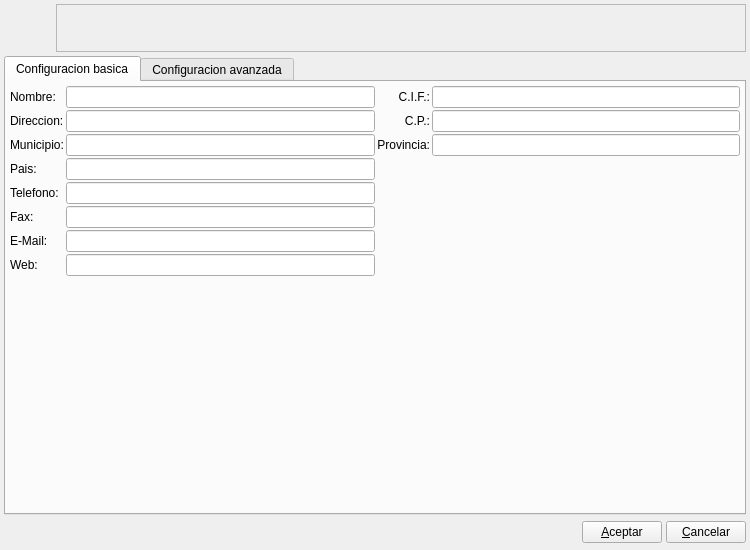
First picture: the form in bulmages/bulmafact/src/bfconfiguracionbase.ui, repository eboladev/Bulmages-1, before the edit.
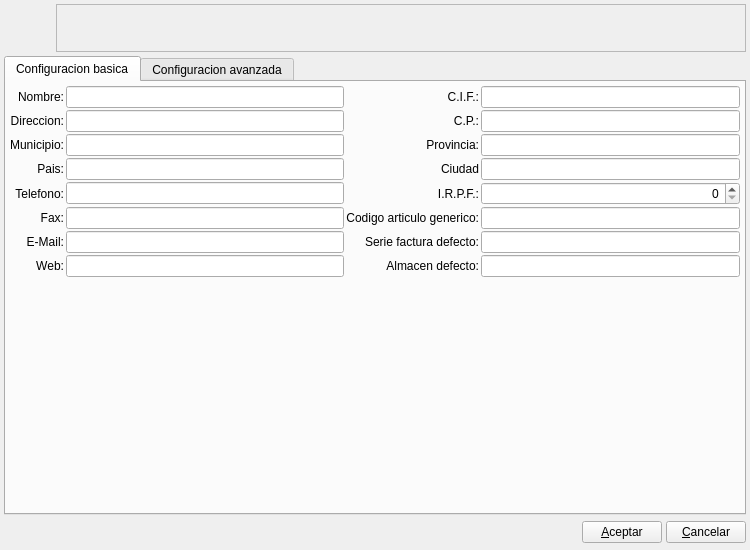
Second picture: the form after the edit. Icons and pictures are not drawn. Custom widgets are drawn as their Qt base class.

Diff of the .ui file:
```diff
--- a/bulmages/bulmafact/src/bfconfiguracionbase.ui
+++ b/bulmages/bulmafact/src/bfconfiguracionbase.ui
@@ -143,15 +143,18 @@
          <property name="text">
           <string>Nombre:</string>
          </property>
+         <property name="alignment">
+          <set>Qt::AlignRight|Qt::AlignTrailing|Qt::AlignVCenter</set>
+         </property>
          <property name="buddy">
           <cstring>m_nombre</cstring>
          </property>
         </widget>
        </item>
-       <item row="0" column="1">
-        <widget class="QLineEdit" name="m_nombre"/>
-       </item>
        <item row="0" column="2">
+        <widget class="QLineEdit" name="m_nombre"/>
+       </item>
+       <item row="0" column="3">
         <widget class="QLabel" name="label_4">
          <property name="text">
           <string>C.I.F.:</string>
@@ -164,7 +167,7 @@
          </property>
         </widget>
        </item>
-       <item row="0" column="3">
+       <item row="0" column="5">
         <widget class="QLineEdit" name="m_cif"/>
        </item>
        <item row="1" column="0">
@@ -172,15 +175,18 @@
          <property name="text">
           <string>Direccion:</string>
          </property>
+         <property name="alignment">
+          <set>Qt::AlignRight|Qt::AlignTrailing|Qt::AlignVCenter</set>
+         </property>
          <property name="buddy">
           <cstring>m_direccion</cstring>
          </property>
         </widget>
        </item>
-       <item row="1" column="1">
-        <widget class="QLineEdit" name="m_direccion"/>
-       </item>
        <item row="1" column="2">
+        <widget class="QLineEdit" name="m_direccion"/>
+       </item>
+       <item row="1" column="3">
         <widget class="QLabel" name="label_6">
          <property name="text">
           <string>C.P.:</string>
@@ -193,7 +199,7 @@
          </property>
         </widget>
        </item>
-       <item row="1" column="3">
+       <item row="1" column="5">
         <widget class="QLineEdit" name="m_cp"/>
        </item>
        <item row="2" column="0">
@@ -201,15 +207,18 @@
          <property name="text">
           <string>Municipio:</string>
          </property>
+         <property name="alignment">
+          <set>Qt::AlignRight|Qt::AlignTrailing|Qt::AlignVCenter</set>
+         </property>
          <property name="buddy">
           <cstring>m_municipio</cstring>
          </property>
         </widget>
        </item>
-       <item row="2" column="1">
-        <widget class="QLineEdit" name="m_municipio"/>
-       </item>
        <item row="2" column="2">
+        <widget class="QLineEdit" name="m_municipio"/>
+       </item>
+       <item row="2" column="3">
         <widget class="QLabel" name="label_10">
          <property name="text">
           <string>Provincia:</string>
@@ -222,99 +231,183 @@
          </property>
         </widget>
        </item>
-       <item row="2" column="3">
+       <item row="2" column="5">
         <widget class="QLineEdit" name="m_provincia"/>
        </item>
+       <item row="10" column="2" rowspan="6">
+        <spacer name="verticalSpacer_2">
+         <property name="orientation">
+          <enum>Qt::Vertical</enum>
+         </property>
+         <property name="sizeHint" stdset="0">
+          <size>
+           <width>278</width>
+           <height>66</height>
+          </size>
+         </property>
+        </spacer>
+       </item>
+       <item row="10" column="5" rowspan="6">
+        <spacer name="verticalSpacer">
+         <property name="orientation">
+          <enum>Qt::Vertical</enum>
+         </property>
+         <property name="sizeHint" stdset="0">
+          <size>
+           <width>20</width>
+           <height>208</height>
+          </size>
+         </property>
+        </spacer>
+       </item>
+       <item row="3" column="5">
+        <widget class="QLineEdit" name="m_ciudad"/>
+       </item>
+       <item row="3" column="3">
+        <widget class="QLabel" name="label_13">
+         <property name="text">
+          <string>Ciudad</string>
+         </property>
+         <property name="alignment">
+          <set>Qt::AlignRight|Qt::AlignTrailing|Qt::AlignVCenter</set>
+         </property>
+        </widget>
+       </item>
+       <item row="3" column="2">
+        <widget class="QLineEdit" name="m_pais"/>
+       </item>
        <item row="3" column="0">
         <widget class="QLabel" name="label_11">
          <property name="text">
           <string>Pais:</string>
          </property>
+         <property name="alignment">
+          <set>Qt::AlignRight|Qt::AlignTrailing|Qt::AlignVCenter</set>
+         </property>
          <property name="buddy">
           <cstring>m_pais</cstring>
          </property>
         </widget>
        </item>
-       <item row="3" column="1">
-        <widget class="QLineEdit" name="m_pais"/>
+       <item row="6" column="5">
+        <widget class="QLineEdit" name="m_codArticuloGenerico"/>
+       </item>
+       <item row="6" column="3">
+        <widget class="QLabel" name="label_14">
+         <property name="text">
+          <string>Codigo articulo generico:</string>
+         </property>
+         <property name="alignment">
+          <set>Qt::AlignRight|Qt::AlignTrailing|Qt::AlignVCenter</set>
+         </property>
+        </widget>
+       </item>
+       <item row="4" column="3">
+        <widget class="QLabel" name="label_15">
+         <property name="text">
+          <string>I.R.P.F.:</string>
+         </property>
+         <property name="alignment">
+          <set>Qt::AlignRight|Qt::AlignTrailing|Qt::AlignVCenter</set>
+         </property>
+        </widget>
        </item>
        <item row="4" column="0">
         <widget class="QLabel" name="label_7">
          <property name="text">
           <string>Telefono:</string>
          </property>
+         <property name="alignment">
+          <set>Qt::AlignRight|Qt::AlignTrailing|Qt::AlignVCenter</set>
+         </property>
          <property name="buddy">
           <cstring>m_telefono</cstring>
          </property>
         </widget>
        </item>
-       <item row="4" column="1">
+       <item row="4" column="2">
         <widget class="QLineEdit" name="m_telefono"/>
        </item>
-       <item row="5" column="0">
+       <item row="6" column="2">
+        <widget class="QLineEdit" name="m_fax"/>
+       </item>
+       <item row="6" column="0">
         <widget class="QLabel" name="label_8">
          <property name="text">
           <string>Fax:</string>
          </property>
+         <property name="alignment">
+          <set>Qt::AlignRight|Qt::AlignTrailing|Qt::AlignVCenter</set>
+         </property>
          <property name="buddy">
           <cstring>m_fax</cstring>
          </property>
         </widget>
        </item>
-       <item row="5" column="1">
-        <widget class="QLineEdit" name="m_fax"/>
+       <item row="7" column="5">
+        <widget class="QLineEdit" name="m_serieFacturaDefecto"/>
        </item>
-       <item row="6" column="0">
+       <item row="7" column="3">
+        <widget class="QLabel" name="label_16">
+         <property name="text">
+          <string>Serie factura defecto:</string>
+         </property>
+         <property name="alignment">
+          <set>Qt::AlignRight|Qt::AlignTrailing|Qt::AlignVCenter</set>
+         </property>
+        </widget>
+       </item>
+       <item row="7" column="0">
         <widget class="QLabel" name="label_9">
          <property name="text">
           <string>E-Mail:</string>
          </property>
+         <property name="alignment">
+          <set>Qt::AlignRight|Qt::AlignTrailing|Qt::AlignVCenter</set>
+         </property>
          <property name="buddy">
           <cstring>m_mail</cstring>
          </property>
         </widget>
        </item>
-       <item row="6" column="1">
+       <item row="7" column="2">
         <widget class="QLineEdit" name="m_mail"/>
        </item>
-       <item row="7" column="0">
+       <item row="8" column="0">
         <widget class="QLabel" name="label_12">
          <property name="text">
           <string>Web:</string>
          </property>
+         <property name="alignment">
+          <set>Qt::AlignRight|Qt::AlignTrailing|Qt::AlignVCenter</set>
+         </property>
          <property name="buddy">
           <cstring>m_web</cstring>
          </property>
         </widget>
        </item>
-       <item row="7" column="1">
+       <item row="8" column="2">
         <widget class="QLineEdit" name="m_web"/>
        </item>
-       <item row="8" column="1">
-        <spacer name="verticalSpacer_2">
-         <property name="orientation">
-          <enum>Qt::Vertical</enum>
+       <item row="8" column="3">
+        <widget class="QLabel" name="label_18">
+         <property name="text">
+          <string>Almacen defecto:</string>
          </property>
-         <property name="sizeHint" stdset="0">
-          <size>
-           <width>278</width>
-           <height>66</height>
-          </size>
+         <property name="alignment">
+          <set>Qt::AlignRight|Qt::AlignTrailing|Qt::AlignVCenter</set>
          </property>
-        </spacer>
+        </widget>
        </item>
-       <item row="3" column="3" rowspan="6">
-        <spacer name="verticalSpacer">
-         <property name="orientation">
-          <enum>Qt::Vertical</enum>
+       <item row="8" column="5">
+        <widget class="QLineEdit" name="m_almacenDefecto"/>
+       </item>
+       <item row="4" column="5">
+        <widget class="BlDoubleSpinBox" name="m_irpf">
+         <property name="alignment">
+          <set>Qt::AlignRight|Qt::AlignTrailing|Qt::AlignVCenter</set>
          </property>
-         <property name="sizeHint" stdset="0">
-          <size>
-           <width>20</width>
-           <height>208</height>
-          </size>
-         </property>
-        </spacer>
+        </widget>
        </item>
       </layout>
      </widget>
@@ -339,6 +432,11 @@
    <extends>QTableWidget</extends>
    <header>bfconfiguracionview.h</header>
   </customwidget>
+  <customwidget>
+   <class>BlDoubleSpinBox</class>
+   <extends>QSpinBox</extends>
+   <header>bldoublespinbox.h</header>
+  </customwidget>
  </customwidgets>
  <resources>
   <include location="../../bulmages.qrc"/>
```
